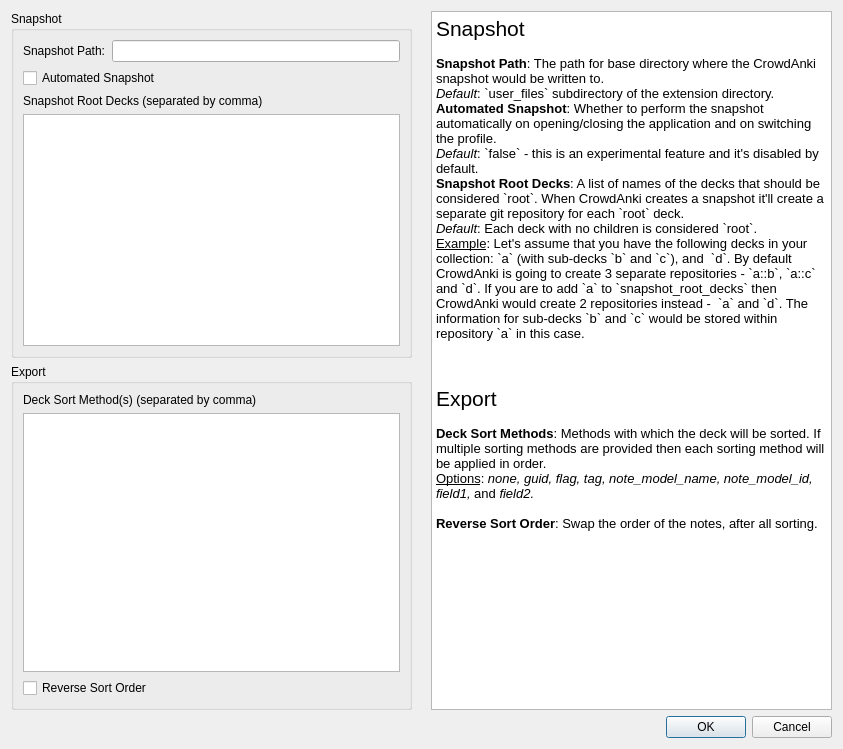
Before: the Qt Designer form ui_files/config.ui in Stvad/CrowdAnki, drawn with Qt 5.
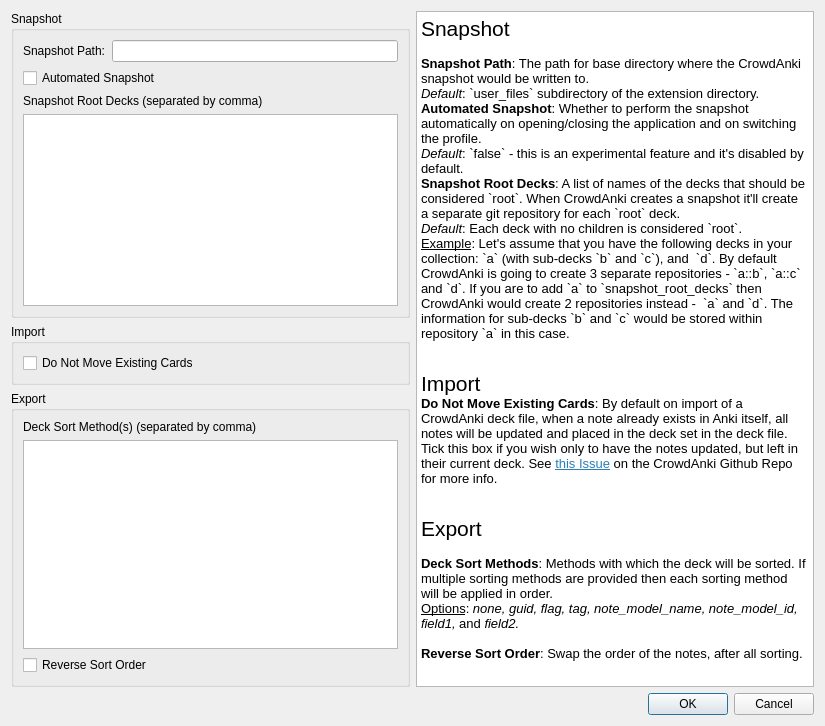
After: the same form once the commit is applied.

Commit message:
Ignore Deck Movement Config Settings Option (#69)
* Ignore Deck Movement Config Settings Option

* Less config passing around, updated description

* Note filter config + minor tweek

* Remove useless code

Patch:
```diff
--- a/ui_files/config.ui
+++ b/ui_files/config.ui
@@ -6,8 +6,8 @@
    <rect>
     <x>0</x>
     <y>0</y>
-    <width>843</width>
-    <height>749</height>
+    <width>825</width>
+    <height>726</height>
    </rect>
   </property>
   <property name="windowTitle">
@@ -58,6 +58,22 @@
          </layout>
         </widget>
        </item>
+       <item>
+        <widget class="QGroupBox" name="group_deck_import">
+         <property name="title">
+          <string>Import</string>
+         </property>
+         <layout class="QVBoxLayout" name="verticalLayout_5">
+          <item>
+           <widget class="QCheckBox" name="cb_ignore_move_cards">
+            <property name="text">
+             <string>Do Not Move Existing Cards</string>
+            </property>
+           </widget>
+          </item>
+         </layout>
+        </widget>
+       </item>
        <item>
         <widget class="QGroupBox" name="group_deck_export">
          <property name="title">
@@ -86,18 +102,11 @@
        </item>
       </layout>
      </item>
-     <item>
-      <widget class="QLabel" name="explanatory_text">
-       <property name="text">
-        <string/>
-       </property>
-       <property name="wordWrap">
-        <bool>true</bool>
-       </property>
-      </widget>
-     </item>
      <item>
       <widget class="QTextBrowser" name="tb_instructions">
+       <property name="lineWidth">
+        <number>1</number>
+       </property>
        <property name="html">
         <string>&lt;!DOCTYPE HTML PUBLIC &quot;-//W3C//DTD HTML 4.0//EN&quot; &quot;http://www.w3.org/TR/REC-html40/strict.dtd&quot;&gt;
 &lt;html&gt;&lt;head&gt;&lt;meta name=&quot;qrichtext&quot; content=&quot;1&quot; /&gt;&lt;style type=&quot;text/css&quot;&gt;
@@ -114,6 +123,9 @@
 &lt;p style=&quot; margin-top:0px; margin-bottom:0px; margin-left:0px; margin-right:0px; -qt-block-indent:0; text-indent:0px;&quot;&gt;&lt;span style=&quot; text-decoration: underline;&quot;&gt;Example&lt;/span&gt;: Let's assume that you have the following decks in your collection: `a` (with sub-decks `b` and `c`), and  `d`. By default CrowdAnki is going to create 3 separate repositories - `a::b`, `a::c` and `d`. If you are to add `a` to `snapshot_root_decks` then CrowdAnki would create 2 repositories instead -  `a` and `d`. The information for sub-decks `b` and `c` would be stored within repository `a` in this case.&lt;/p&gt;
 &lt;p style=&quot;-qt-paragraph-type:empty; margin-top:0px; margin-bottom:0px; margin-left:0px; margin-right:0px; -qt-block-indent:0; text-indent:0px;&quot;&gt;&lt;br /&gt;&lt;/p&gt;
 &lt;p style=&quot;-qt-paragraph-type:empty; margin-top:0px; margin-bottom:0px; margin-left:0px; margin-right:0px; -qt-block-indent:0; text-indent:0px;&quot;&gt;&lt;br /&gt;&lt;/p&gt;
+&lt;p style=&quot; margin-top:0px; margin-bottom:0px; margin-left:0px; margin-right:0px; -qt-block-indent:0; text-indent:0px;&quot;&gt;&lt;span style=&quot; font-size:16pt;&quot;&gt;Import&lt;/span&gt;&lt;/p&gt;
+&lt;p style=&quot; margin-top:0px; margin-bottom:0px; margin-left:0px; margin-right:0px; -qt-block-indent:0; text-indent:0px;&quot;&gt;&lt;span style=&quot; font-weight:600;&quot;&gt;Do Not Move Existing Cards&lt;/span&gt;: By default on import of a CrowdAnki deck file, when a note already exists in Anki itself, all notes will be updated and placed in the deck set in the deck file. Tick this box if you wish only to have the notes updated, but left in their current deck. See &lt;a href=&quot;https://github.com/Stvad/CrowdAnki/issues/23&quot;&gt;&lt;span style=&quot; text-decoration: underline; color:#2980b9;&quot;&gt;this Issue&lt;/span&gt;&lt;/a&gt; on the CrowdAnki Github Repo for more info.&lt;/p&gt;
+&lt;p style=&quot;-qt-paragraph-type:empty; margin-top:0px; margin-bottom:0px; margin-left:0px; margin-right:0px; -qt-block-indent:0; text-indent:0px;&quot;&gt;&lt;br /&gt;&lt;/p&gt;
 &lt;p style=&quot;-qt-paragraph-type:empty; margin-top:0px; margin-bottom:0px; margin-left:0px; margin-right:0px; -qt-block-indent:0; text-indent:0px;&quot;&gt;&lt;br /&gt;&lt;/p&gt;
 &lt;p style=&quot; margin-top:0px; margin-bottom:0px; margin-left:0px; margin-right:0px; -qt-block-indent:0; text-indent:0px;&quot;&gt;&lt;span style=&quot; font-size:16pt;&quot;&gt;Export&lt;/span&gt;&lt;/p&gt;
 &lt;p style=&quot;-qt-paragraph-type:empty; margin-top:0px; margin-bottom:0px; margin-left:0px; margin-right:0px; -qt-block-indent:0; text-indent:0px;&quot;&gt;&lt;br /&gt;&lt;/p&gt;
```
The commit also changes 5 other files.
